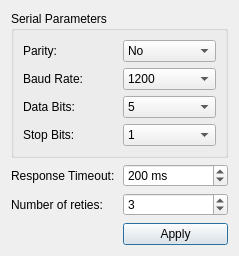
Old version of the form qtserialbus/examples/serialbus/modbus/master/settingsdialog.ui in the repository 522939925/qt5-sources.
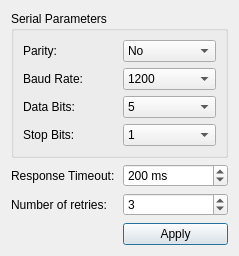
New version of the form.

What changed in the file:
```diff
--- a/qtserialbus/examples/serialbus/modbus/master/settingsdialog.ui
+++ b/qtserialbus/examples/serialbus/modbus/master/settingsdialog.ui
@@ -219,7 +219,7 @@
    <item row="2" column="0">
     <widget class="QLabel" name="label_6">
      <property name="text">
-      <string>Number of reties:</string>
+      <string>Number of retries:</string>
      </property>
     </widget>
    </item>
```
